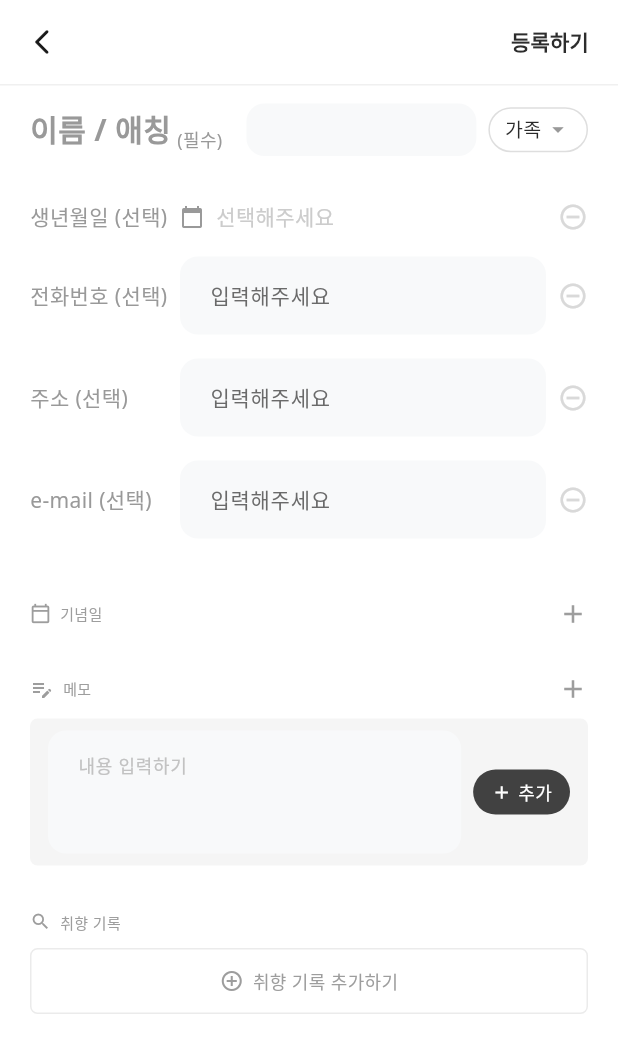
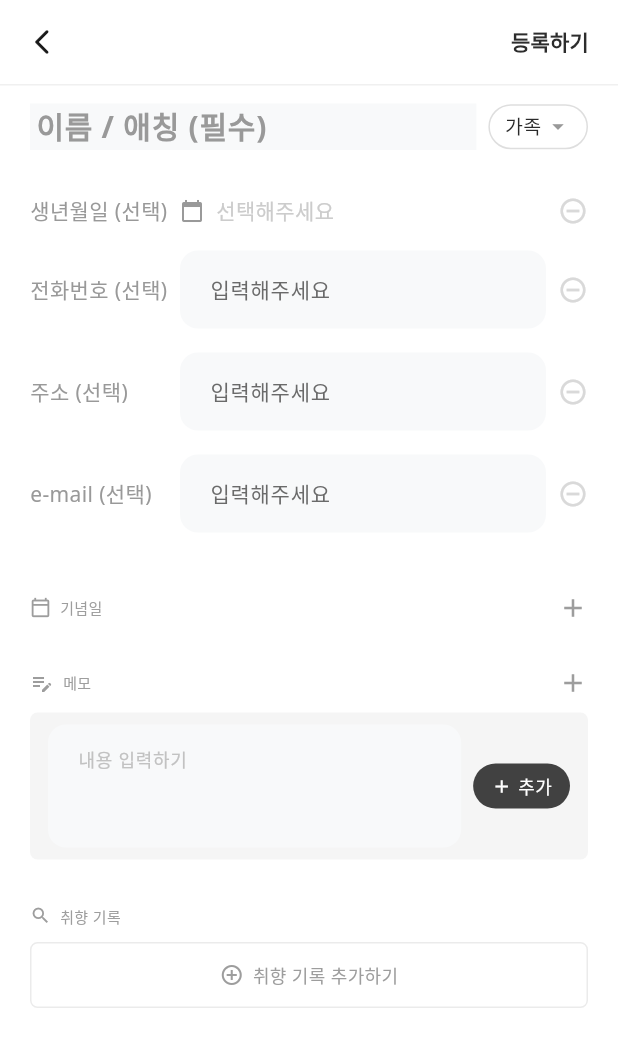
Before and after one commit to uiiuodo/testedn5, a Flutter app: the PersonEditScreen screen opened directly, on a phone screen of 412 x 824 dp. Shown: the top 1053 px of the screen. Run offline on Flutter 3.47's test engine with Material 3 defaults, Android fonts, the phone set to English and light mode, and no system bars; our stand-ins replace get, hive, hive_flutter, shared_preferences, table_calendar; accounts and stored records are empty; Roboto replaces fonts that are missing (Noto Sans).

Commit message:
등록 화면_이름 수정

```diff
--- a/lib/ui/page/people/person_edit_screen.dart
+++ b/lib/ui/page/people/person_edit_screen.dart
@@ -42,52 +42,39 @@ class PersonEditScreen extends StatelessWidget {
             children: [
               // 1. Name / Nickname & Group Selection
               // 1. Name / Nickname & Group Selection (Inline Row)
-              GestureDetector(
+              Row(
+                crossAxisAlignment: CrossAxisAlignment.center,
+                children: [
+                  // Inline Input with Hint
+                  Expanded(
+                    child: GestureDetector(
                       onTap: () {
                         FocusScope.of(context).requestFocus(nameFocusNode);
                       },
                       behavior: HitTestBehavior.opaque,
-                child: Row(
-                  children: [
-                    // Label
-                    Row(
-                      crossAxisAlignment: CrossAxisAlignment.end,
-                      children: const [
-                        Text(
-                          '이름 / 애칭',
-                          style: TextStyle(
+                      child: TextField(
+                        controller: controller.nameController,
+                        focusNode: nameFocusNode,
+                        style: const TextStyle(
+                          fontSize: 20,
+                          fontWeight: FontWeight.w600,
+                          color: Color(0xFF2A2A2A),
+                        ),
+                        decoration: const InputDecoration(
+                          hintText: '이름 / 애칭 (필수)',
+                          hintStyle: TextStyle(
                             fontSize: 20,
                             fontWeight: FontWeight.w600,
                             color: Color(0xFF999999),
                           ),
+                          border: InputBorder.none,
+                          focusedBorder: InputBorder.none,
+                          enabledBorder: InputBorder.none,
+                          errorBorder: InputBorder.none,
+                          disabledBorder: InputBorder.none,
+                          contentPadding: EdgeInsets.zero,
+                          isCollapsed: true,
                         ),
-                        SizedBox(width: 4),
-                        Text(
-                          '(필수)',
-                          style: TextStyle(
-                            fontSize: 12,
-                            fontWeight: FontWeight.w300,
-                            color: Color(0xFF999999),
-                          ),
-                        ),
-                      ],
-                    ),
-                    const SizedBox(width: 16),
-
-                    // Inline Input
-                    Expanded(
-                      child: TextField(
-                        controller: controller.nameController,
-                        focusNode: nameFocusNode,
-                        style: const TextStyle(
-                          fontSize: 18,
-                          fontWeight: FontWeight.w500,
-                          color: Color(0xFF2A2A2A),
-                        ),
-                        decoration: const InputDecoration(
-                          border: InputBorder.none,
-                          isDense: true,
-                          contentPadding: EdgeInsets.symmetric(vertical: 4),
                       ),
                     ),
                   ),
@@ -136,7 +123,6 @@ class PersonEditScreen extends StatelessWidget {
                     ),
                   ),
                 ],
-                ),
               ),
               const SizedBox(height: 30),
 
```
Lines whose indentation alone changed are shown as unchanged.
